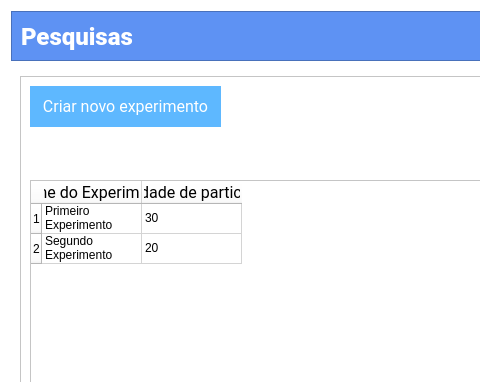
This is views/AdminAreaView/AdminAreaView.ui in joelbispo/gap as Qt 5 draws it before an edit; both pictures show x 0 to 480 and y 0 to 382 of the 1298 by 726 pixel window. The edited form follows.
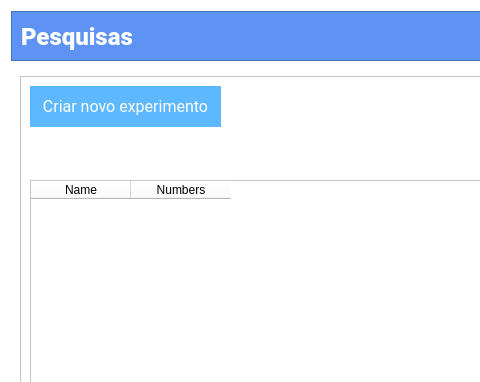
This is the edited form.

Commit message: Creating table of experiment

```diff
--- a/views/AdminAreaView/AdminAreaView.ui
+++ b/views/AdminAreaView/AdminAreaView.ui
@@ -214,59 +214,17 @@
            </layout>
           </item>
           <item row="2" column="0">
-           <widget class="QTableWidget" name="tableWidget">
-            <row>
-             <property name="text">
-              <string>1</string>
-             </property>
-            </row>
-            <row>
-             <property name="text">
-              <string>2</string>
-             </property>
-            </row>
+           <widget class="QTableWidget" name="tbExperiment">
             <column>
              <property name="text">
-              <string>Nome do Experimento</string>
+              <string>Name</string>
              </property>
-             <property name="font">
-              <font>
-               <family>Roboto</family>
-               <pointsize>12</pointsize>
-              </font>
-             </property>
             </column>
             <column>
              <property name="text">
-              <string>Quantidade de particpantes</string>
+              <string>Numbers</string>
              </property>
-             <property name="font">
-              <font>
-               <family>Roboto</family>
-               <pointsize>12</pointsize>
-              </font>
-             </property>
             </column>
-            <item row="0" column="0">
-             <property name="text">
-              <string>Primeiro Experimento</string>
-             </property>
-            </item>
-            <item row="0" column="1">
-             <property name="text">
-              <string>30</string>
-             </property>
-            </item>
-            <item row="1" column="0">
-             <property name="text">
-              <string>Segundo Experimento</string>
-             </property>
-            </item>
-            <item row="1" column="1">
-             <property name="text">
-              <string>20</string>
-             </property>
-            </item>
            </widget>
           </item>
          </layout>
```
The commit also changes 8 other files.
